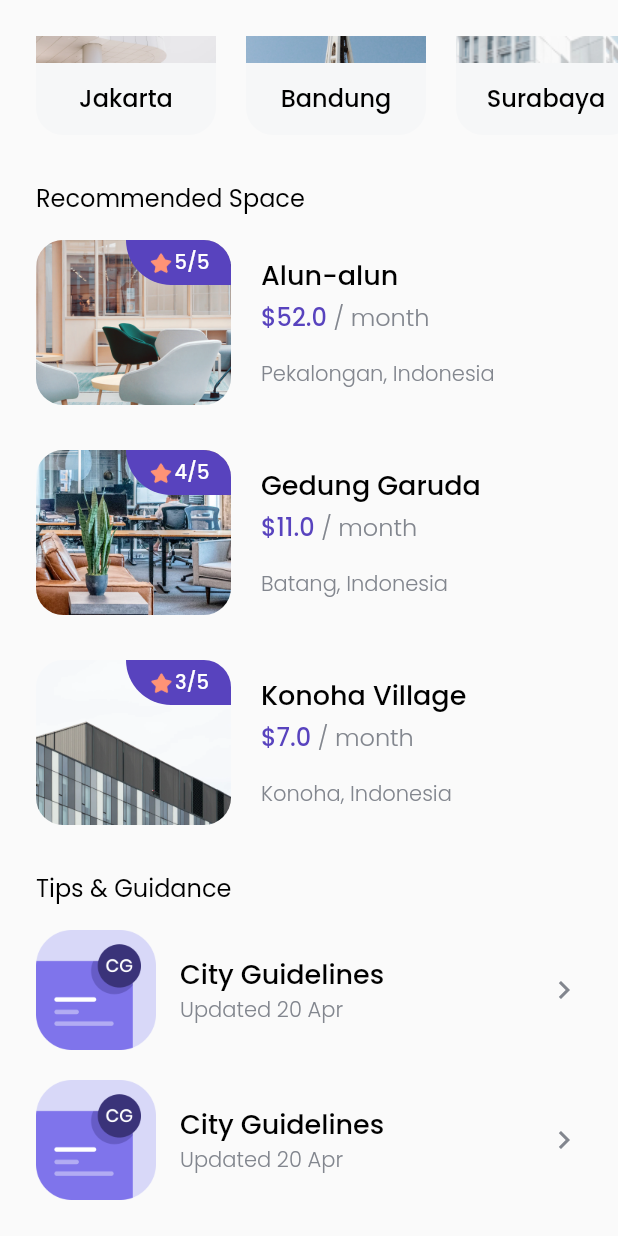
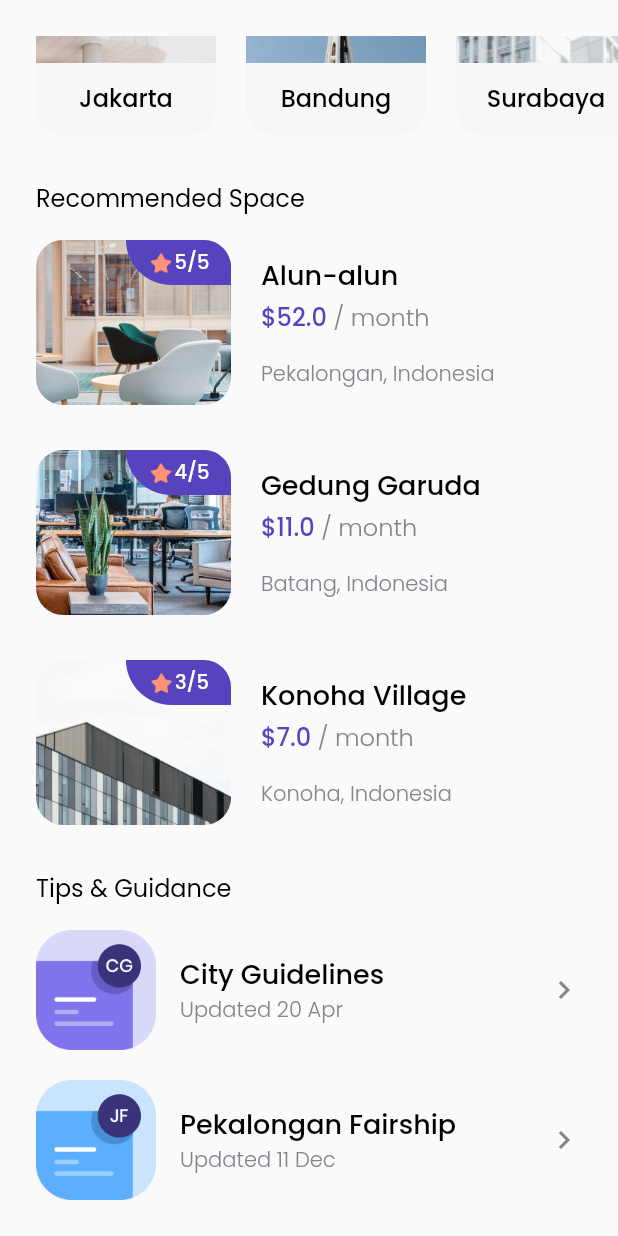
Before and after one commit to revanggaajip/cozy, a Flutter app: the HomePage screen opened directly, scrolled down 216 dp, on a phone screen of 412 x 824 dp. Run offline on Flutter 3.47's test engine with Material 2 defaults, Android fonts, the phone set to English and light mode, and no system bars; our stand-ins replace google_fonts.

Commit message:
Create Tips & Use Tips Model in HomePage

```diff
--- /dev/null
+++ b/lib/models/tips.dart
@@ -0,0 +1,13 @@
+class Tips {
+  int id;
+  String title;
+  String imageUrl;
+  String updatedAt;
+
+  Tips({
+    this.id = 0,
+    this.title = '',
+    this.imageUrl = '',
+    this.updatedAt = '',
+  });
+}
--- a/lib/pages/home_page.dart
+++ b/lib/pages/home_page.dart
@@ -1,4 +1,5 @@
 import 'package:cozy/models/space.dart';
+import 'package:cozy/models/tips.dart';
 import 'package:cozy/theme.dart';
 import 'package:cozy/widgets/city_card.dart';
 import 'package:cozy/widgets/space_card.dart';
@@ -162,11 +163,25 @@ class HomePage extends StatelessWidget {
                 padding: EdgeInsets.symmetric(horizontal: edge),
                 child: Column(
                   children: [
-                    TipsCard(),
+                    TipsCard(
+                      Tips(
+                        id: 1,
+                        title: 'City Guidelines',
+                        imageUrl: 'assets/images/tips1.png',
+                        updatedAt: '20 Apr',
+                      ),
+                    ),
                     SizedBox(
                       height: 20,
                     ),
-                    TipsCard(),
+                    TipsCard(
+                      Tips(
+                        id: 2,
+                        title: 'Pekalongan Fairship',
+                        imageUrl: 'assets/images/tips2.png',
+                        updatedAt: '11 Dec',
+                      ),
+                    ),
                   ],
                 ),
               )
--- a/lib/widgets/tips_card.dart
+++ b/lib/widgets/tips_card.dart
@@ -1,15 +1,18 @@
+import 'package:cozy/models/tips.dart';
 import 'package:cozy/theme.dart';
 import 'package:flutter/material.dart';
 
 class TipsCard extends StatelessWidget {
   // const TipsCard({Key? key}) : super(key: key);
+  final Tips tips;
+  TipsCard(this.tips);
 
   @override
   Widget build(BuildContext context) {
     return Row(
       children: [
         Image.asset(
-          'assets/images/tips1.png',
+          tips.imageUrl,
           width: 80,
         ),
         SizedBox(
@@ -19,11 +22,11 @@ class TipsCard extends StatelessWidget {
           crossAxisAlignment: CrossAxisAlignment.start,
           children: [
             Text(
-              'City Guidelines',
+              tips.title,
               style: blackTextStyle.copyWith(fontSize: 18),
             ),
             Text(
-              'Updated 20 Apr',
+              'Updated ${tips.updatedAt}',
               style: greyTextStyle.copyWith(fontSize: 14),
             )
           ],
```
